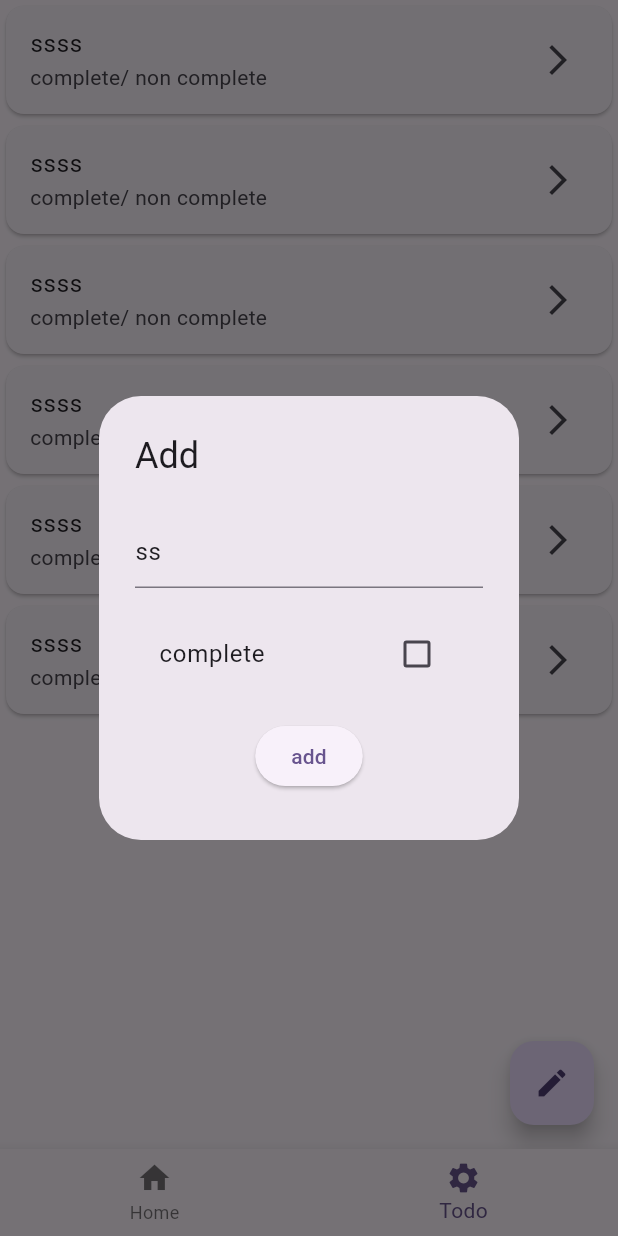
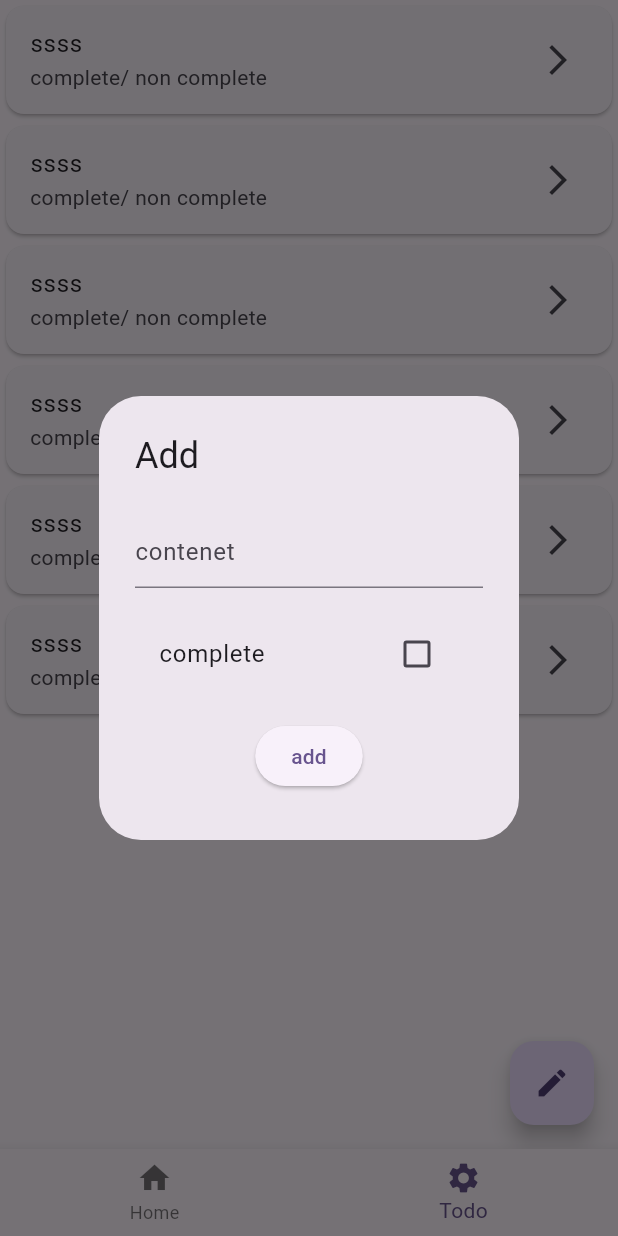
Before and after one commit to Yousef-Omran909/project-test, a Flutter app: the screen it shows after launch, item 2 of the bottom bar chosen, after a tap on the "edit" icon, on a phone screen of 412 x 824 dp. Run offline on Flutter 3.47's test engine with Material 3 defaults, Android fonts, the phone set to English and light mode, and no system bars; our stand-ins replace flutter_svg.

Commit message:
add dialog

```diff
--- a/lib/todo_train/add_todo.dart
+++ b/lib/todo_train/add_todo.dart
@@ -1,61 +1,19 @@
 import 'package:flutter/material.dart';
+import 'package:train/todo_train/widget/add_dialog.dart';
 
 import 'widget/costom_textField.dart';
 
 class AddTodo extends StatelessWidget {
   AddTodo({super.key});
-  bool? value = false;
-  final TextEditingController todoController = TextEditingController();
   @override
   Widget build(BuildContext context) {
     return FloatingActionButton(
       onPressed: () {
-        todoController.text = "ss";
-        // customShowDialog(context,todoController.text);
-        showDialog(
-            context: context,
-            builder: (ctx) => AlertDialog(
-                  title: Text("Add"),
-                  content: Container(
-                    height: 200,
-                    child: Column(
-                      mainAxisAlignment: MainAxisAlignment.spaceAround,
-                      children: [
-                        CustomTextField(
-                            hint: "contenet", controller: todoController),
-                        StatefulBuilder(builder: (context, s) {
-                          return CheckboxListTile(
-                              title: Text("complete"),
-                              value: value,
-                              onChanged: (bool? ss) {
-                                s(() {
-                                  value = ss;
-                                  print(value);
-                                });
-                              });
-                        }),
-                        ElevatedButton(onPressed: () {}, child: Text("add"))
-                      ],
-                    ),
-                  ),
-                ));
-      },
+        customShowDialog(context);
+        },
       child: Icon(Icons.edit),
     );
   }
 
-  Future<dynamic> customShowDialog(BuildContext context, String content) {
-    return showDialog(
-        context: context,
-        builder: (ctx) => AlertDialog(
-              title: Text("Add"),
-              content: Container(
-                child: Column(
-                  children: [
-                    // CustomTextField(hint: "contenet", controller:content)
-                  ],
-                ),
-              ),
-            ));
-  }
+
 }
--- /dev/null
+++ b/lib/todo_train/widget/add_dialog.dart
@@ -0,0 +1,60 @@
+
+
+import 'package:flutter/material.dart';
+
+import 'costom_textField.dart';
+
+Future<dynamic> customShowDialog(BuildContext context,{ String? content,bool? checkBoxValue}) {
+  return showDialog(
+      context: context,
+      builder: (ctx) => AddPopUpContent(todoContent: content,checkBoxValue: checkBoxValue,));
+}
+
+class AddPopUpContent extends StatefulWidget {
+  const AddPopUpContent({ this.todoContent,super.key, this.checkBoxValue});
+  final String? todoContent;
+  final bool? checkBoxValue;
+  @override
+  State<AddPopUpContent> createState() => _AddPopUpContentState();
+}
+
+class _AddPopUpContentState extends State<AddPopUpContent> {
+  final TextEditingController todoController=TextEditingController();
+  bool value = false;
+  @override
+  void initState() {
+    // TODO: implement initState
+    todoController.text=widget.todoContent??'';
+    value=widget.checkBoxValue??false;
+    super.initState();
+  }
+
+  @override
+  Widget build(BuildContext context) {
+    return AlertDialog(
+      title: Text("Add"),
+      content: Container(
+        height: 200,
+        child: Column(
+          mainAxisAlignment: MainAxisAlignment.spaceAround,
+          children: [
+            CustomTextField(
+                hint: "contenet", controller: todoController),
+            StatefulBuilder(builder: (context, s) {
+              return CheckboxListTile(
+                  title: Text("complete"),
+                  value: value,
+                  onChanged: (bool? ss) {
+                    s(() {
+                      value = ss??false;
+                      print(value);
+                    });
+                  });
+            }),
+            ElevatedButton(onPressed: () {}, child: Text("add"))
+          ],
+        ),
+      ),
+    );
+  }
+}
```
